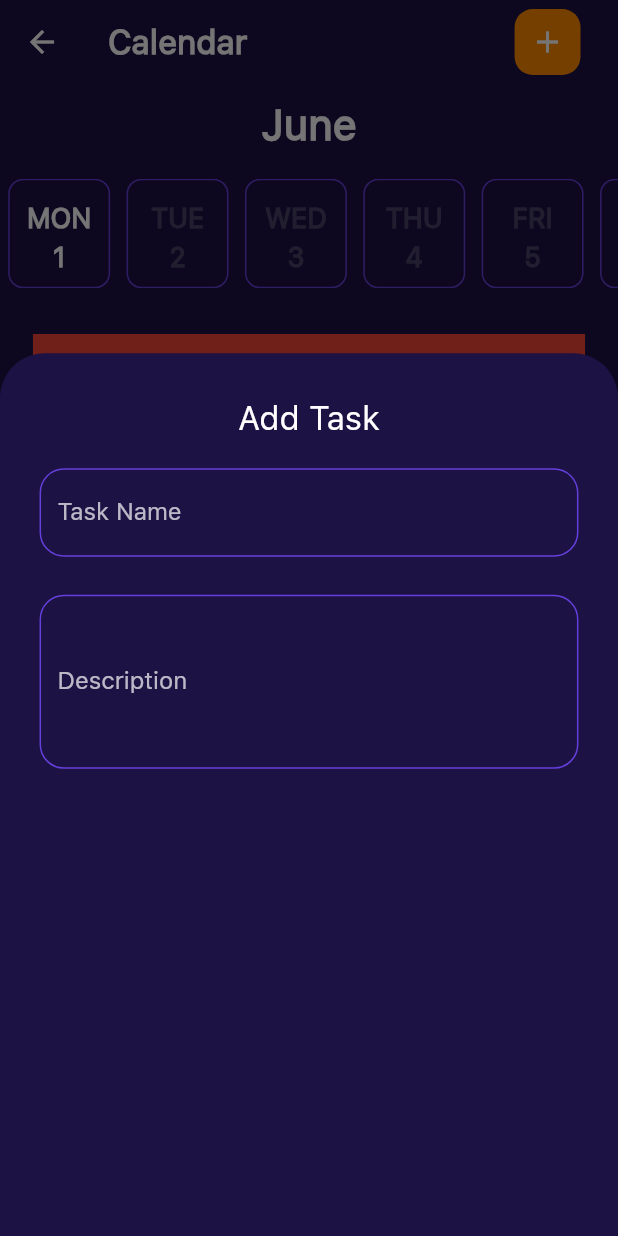
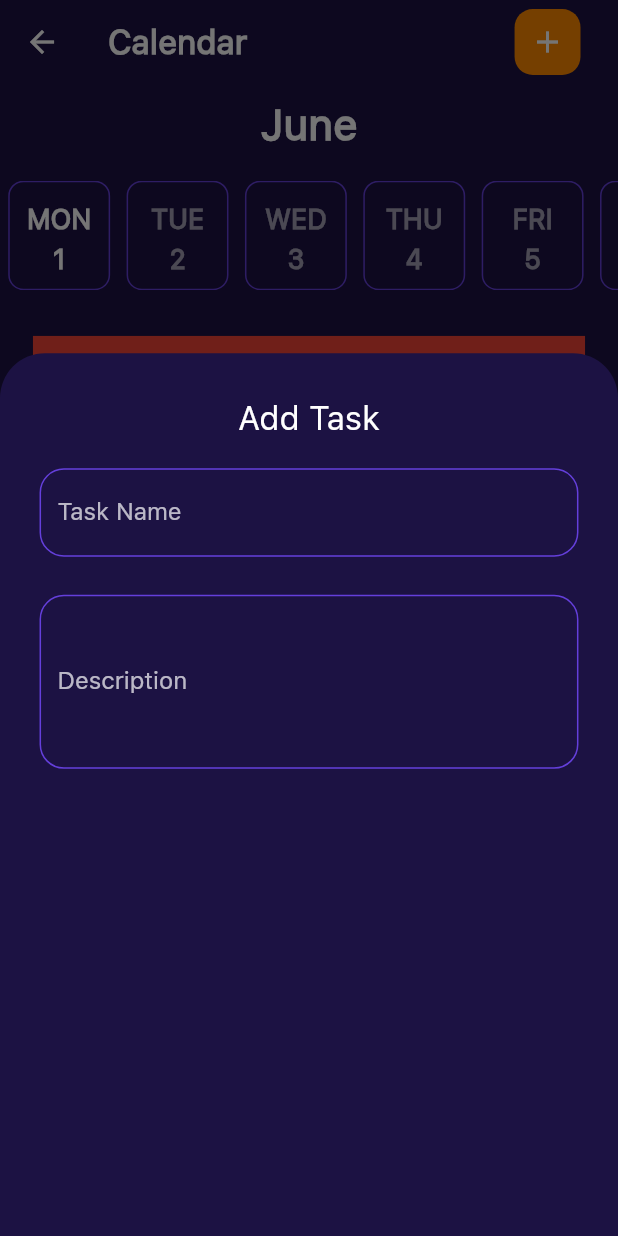
Before and after one commit to AkmaljonMOBILEdev/daily_routine_app, a Flutter app: the TagBox screen opened by its route, item 3 of the bottom bar chosen, after a tap on the "add" icon, on a phone screen of 412 x 824 dp. Run offline on Flutter 3.47's test engine with Material 2 defaults, Android fonts, the phone set to English and light mode, and no system bars; drawn by our look-alikes of zoom_tap_animation; our stand-ins replace flutter_screenutil, flutter_svg, shared_preferences; accounts and stored records are empty; statements that could not run were skipped.

Commit message:
added some changes about size in calendar

```diff
--- a/lib/ui/calendar_screen/calendar_screen.dart
+++ b/lib/ui/calendar_screen/calendar_screen.dart
@@ -1,4 +1,5 @@
 import 'package:daily_routine_app/ui/calendar_screen/widgets/calendar_button.dart';
+import 'package:daily_routine_app/utils/sizer.dart';
 import 'package:flutter/material.dart';
 import 'package:flutter_screenutil/flutter_screenutil.dart';
 
@@ -27,15 +28,15 @@ class _CalendarScreenState extends State<CalendarScreen> {
             Column(
               children: [
                 SizedBox(height: 10.h,),
-                Text('June',style: Theme.of(context).textTheme.titleLarge!.copyWith(fontSize: 28),),
-                SizedBox(height: 20,),
+                Text('June',style: Theme.of(context).textTheme.titleLarge!.copyWith(fontSize: 28.sp),),
+                SizedBox(height: 20.h,),
                 SizedBox(
                   height: 72.h,
                   child: ListView(
                       scrollDirection: Axis.horizontal,
                       children:List.generate(7, (index) => Container(
                         margin: EdgeInsets.symmetric(horizontal: 5.w),
-                        decoration: BoxDecoration(borderRadius: BorderRadius.circular(10),color:AppColors.c1C1243,border: Border.all(color: AppColors.c643FDB)),
+                        decoration: BoxDecoration(borderRadius: BorderRadius.circular(10.r),color:AppColors.c1C1243,border: Border.all(color: AppColors.c643FDB)),
                         child: CalendarButton(onTap: (){
                           currentIndex = index;
                           setState(() {});
@@ -46,38 +47,38 @@ class _CalendarScreenState extends State<CalendarScreen> {
                 ),
                 SizedBox(height: 30.h,),
                 Container(
-                  height: 120.h,
-                  width: 335.w,
+                  height: AppSizer.editH(context, 120),
+                  width:AppSizer.editW(context, 335),
                   color: Colors.red,
                 ),
                 SizedBox(height: 10.h,),
                 Container(
-                  height: 120.h,
-                  width: 335.w,
+                  height: AppSizer.editH(context, 120),
+                  width:AppSizer.editW(context, 335),
                   color: Colors.red,
                 ),
                 SizedBox(height: 10.h,),
                 Container(
-                  height: 120.h,
-                  width: 335.w,
+                  height: AppSizer.editH(context, 120),
+                  width:AppSizer.editW(context, 335),
                   color: Colors.red,
                 ),
                 SizedBox(height: 10.h,),
                 Container(
-                  height: 120.h,
-                  width: 335.w,
+                  height: AppSizer.editH(context, 120),
+                  width:AppSizer.editW(context, 335),
                   color: Colors.red,
                 ),
                 SizedBox(height: 10.h,),
                 Container(
-                  height: 120.h,
-                  width: 335.w,
+                  height: AppSizer.editH(context, 120),
+                  width:AppSizer.editW(context, 335),
                   color: Colors.red,
                 ),
                 SizedBox(height: 10.h,),
                 Container(
-                  height: 120.h,
-                  width: 335.w,
+                  height: AppSizer.editH(context, 120),
+                  width:AppSizer.editW(context, 335),
                   color: Colors.red,
                 ),
 
--- a/lib/ui/tag_box.dart
+++ b/lib/ui/tag_box.dart
@@ -46,7 +46,7 @@ class _TagBoxState extends State<TagBox> {
               showModalBottomSheet(
                 isScrollControlled: true,
                  backgroundColor: AppColors.c1C1243,
-                  shape: RoundedRectangleBorder(
+                  shape: const RoundedRectangleBorder(
                     borderRadius: BorderRadius.only(topRight: Radius.circular(30),topLeft: Radius.circular(30)),),
                   context: context,
                   builder: (context){
@@ -59,24 +59,22 @@ class _TagBoxState extends State<TagBox> {
                         SizedBox(height: 30.h,),
                         Text('Add Task',style:Theme.of(context).textTheme.titleLarge!.copyWith(fontWeight: FontWeight.w500),),
                         SizedBox(height: 20.h,),
-                        UniversalInput(labelText: 'Task Name', maxLines: 1),
+                        const UniversalInput(labelText: 'Task Name', maxLines: 1),
                         SizedBox(height: 25.h),
-                        UniversalInput(labelText: 'Description', maxLines: 4)
+                        const UniversalInput(labelText: 'Description', maxLines: 4)
                       ],
                   ),
                 );
               });
             },
             child: Container(
-              margin: EdgeInsets.symmetric(horizontal: 25,vertical: 6),
+              margin: const EdgeInsets.symmetric(horizontal: 25,vertical: 6),
               height: 45.w,
               width: 40.w,
               decoration: BoxDecoration(borderRadius: BorderRadius.circular(12.r),color: AppColors.cFF8A00),
-              child: Icon(Icons.add),
+              child: const Icon(Icons.add),
             ),
           ),
-
-
         ],
       ),
       body: Stack(
--- a/lib/utils/colors.dart
+++ b/lib/utils/colors.dart
@@ -10,7 +10,6 @@ class AppColors{
   static const Color cFFE7CC=Color(0xFFFFE7CC);
   static const Color c47C272=Color(0xFF47C272);
   static const Color cFF8A00=Color(0xFFFF8A00);
-  static  Color passiveWhite = const Color(0xFFFFFFFF).withOpacity(0.2);
-
+  static  Color passiveWhite = const Color(0xFFFFFFFF).withOpacity(0.6);
 
 }
```
